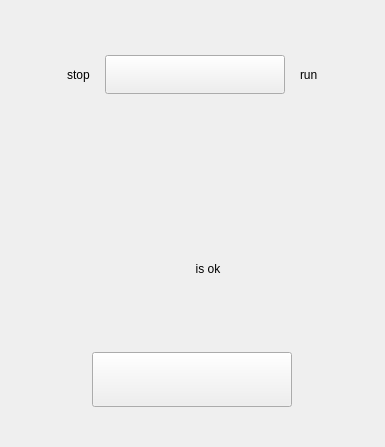
yuanjinxin123/shenglei, file mfucwdt.ui: the form before one commit.
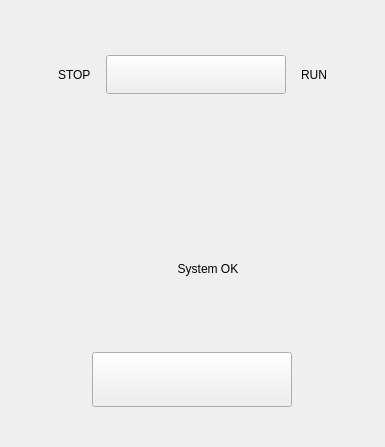
The form after the commit.

```diff
--- a/mfucwdt.ui
+++ b/mfucwdt.ui
@@ -65,7 +65,7 @@
        <item>
         <widget class="QLabel" name="mStopLb">
          <property name="text">
-          <string>stop</string>
+          <string>STOP</string>
          </property>
         </widget>
        </item>
@@ -100,7 +100,7 @@
        <item>
         <widget class="QLabel" name="mRunLb">
          <property name="text">
-          <string>run</string>
+          <string>RUN</string>
          </property>
         </widget>
        </item>
@@ -255,7 +255,7 @@
                </size>
               </property>
               <property name="text">
-               <string>is ok</string>
+               <string>System OK</string>
               </property>
               <property name="alignment">
                <set>Qt::AlignCenter</set>
```
